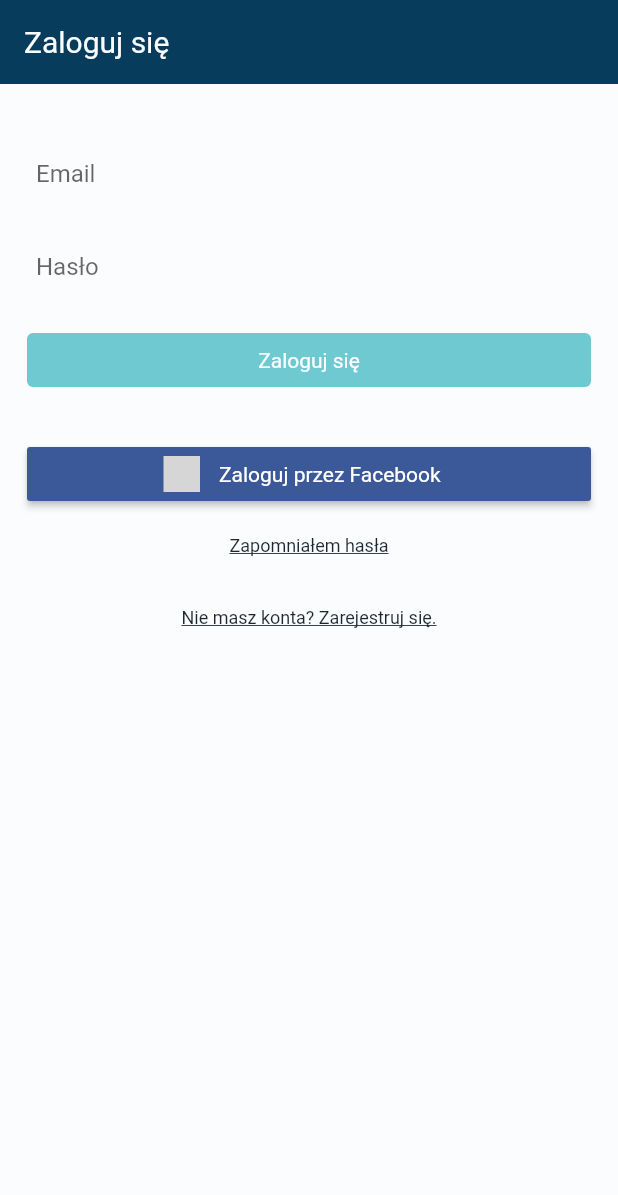
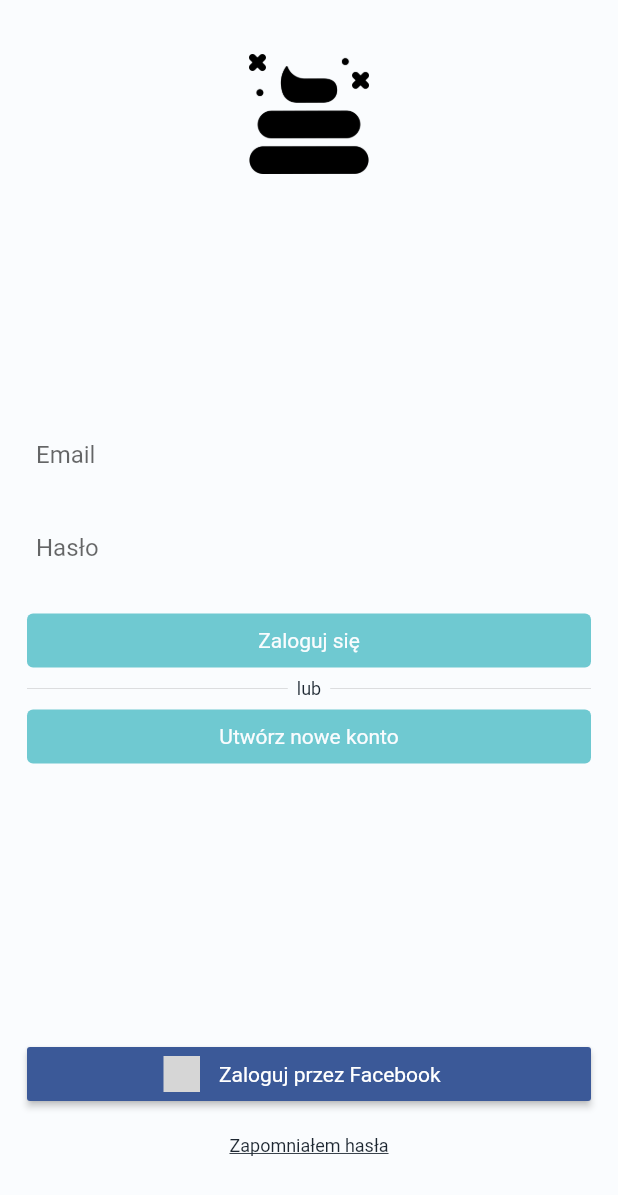
Before and after one commit to artoniaz/chalet, a Flutter app: the screen it shows after launch, on a phone screen of 412 x 824 dp. Shown: the top 1195 px of the screen. Run offline on Flutter 3.47's test engine with Material 2 defaults, Android fonts, the phone set to English and light mode, and no system bars; our stand-ins replace cached_network_image, carousel_slider, cloud_firestore, dio, firebase_auth, firebase_core and 16 more; missing offline and left inert: flutter_login_facebook, flutter_polyline_points, geoflutterfire, google_place; accounts and stored records are empty; grey boxes are pictures that could not be loaded.

Commit message:
Changed sign in screen ui

```diff
--- a/lib/screens/authenticate/sign_in.dart
+++ b/lib/screens/authenticate/sign_in.dart
@@ -53,8 +53,9 @@ class _SignInState extends State<SignIn> {
         : GestureDetector(
             onTap: () => dissmissCurrentFocus(context),
             child: Scaffold(
-                appBar: CustomAppBars.customAppBarDark(context, 'Zaloguj się'),
                 body: SingleChildScrollView(
+              child: Container(
+                height: MediaQuery.of(context).size.height,
                 child: SafeArea(
                   child: Padding(
                     padding: const EdgeInsets.symmetric(
@@ -62,6 +63,16 @@ class _SignInState extends State<SignIn> {
                     child: Form(
                         key: _formKey,
                         child: Column(
+                          crossAxisAlignment: CrossAxisAlignment.stretch,
+                          mainAxisAlignment: MainAxisAlignment.spaceBetween,
+                          mainAxisSize: MainAxisSize.max,
+                          children: [
+                            Image(
+                              width: 80.0,
+                              height: 80.0,
+                              image: AssetImage('assets/poo/poo_happy.png'),
+                            ),
+                            Column(
                               crossAxisAlignment: CrossAxisAlignment.stretch,
                               children: [
                                 TextFormField(
@@ -85,12 +96,27 @@ class _SignInState extends State<SignIn> {
                                   label: 'Zaloguj się',
                                   onPressed: signUpWIthEmailAndPassword,
                                 ),
+                                Row(children: <Widget>[
+                                  Expanded(child: Divider()),
+                                  HorizontalSizedBox8(),
+                                  Text("lub"),
+                                  HorizontalSizedBox8(),
+                                  Expanded(child: Divider()),
+                                ]),
+                                CustomElevatedButton(
+                                  label: 'Utwórz nowe konto',
+                                  onPressed: widget.toggleView,
+                                ),
                                 if (error.isNotEmpty) VerticalSizedBox16(),
                                 Text(
                                   error,
                                   style: Theme.of(context).textTheme.bodyText2!.copyWith(color: Palette.errorRed),
                                 ),
-                              VerticalSizedBox16(),
+                              ],
+                            ),
+                            Column(
+                              crossAxisAlignment: CrossAxisAlignment.stretch,
+                              children: [
                                 SignInButton(
                                   Buttons.Facebook,
                                   text: 'Zaloguj przez Facebook',
@@ -103,13 +129,11 @@ class _SignInState extends State<SignIn> {
                                   label: 'Zapomniałem hasła',
                                   color: Palette.ivoryBlack,
                                 ),
-                              CustomTextButton(
-                                onPressed: widget.toggleView,
-                                label: 'Nie masz konta? Zarejestruj się.',
-                                color: Palette.ivoryBlack,
-                              )
+                              ],
+                            ),
                           ],
                         )),
+                  ),
                 ),
               ),
             )),
```
Lines whose indentation alone changed are shown as unchanged.
